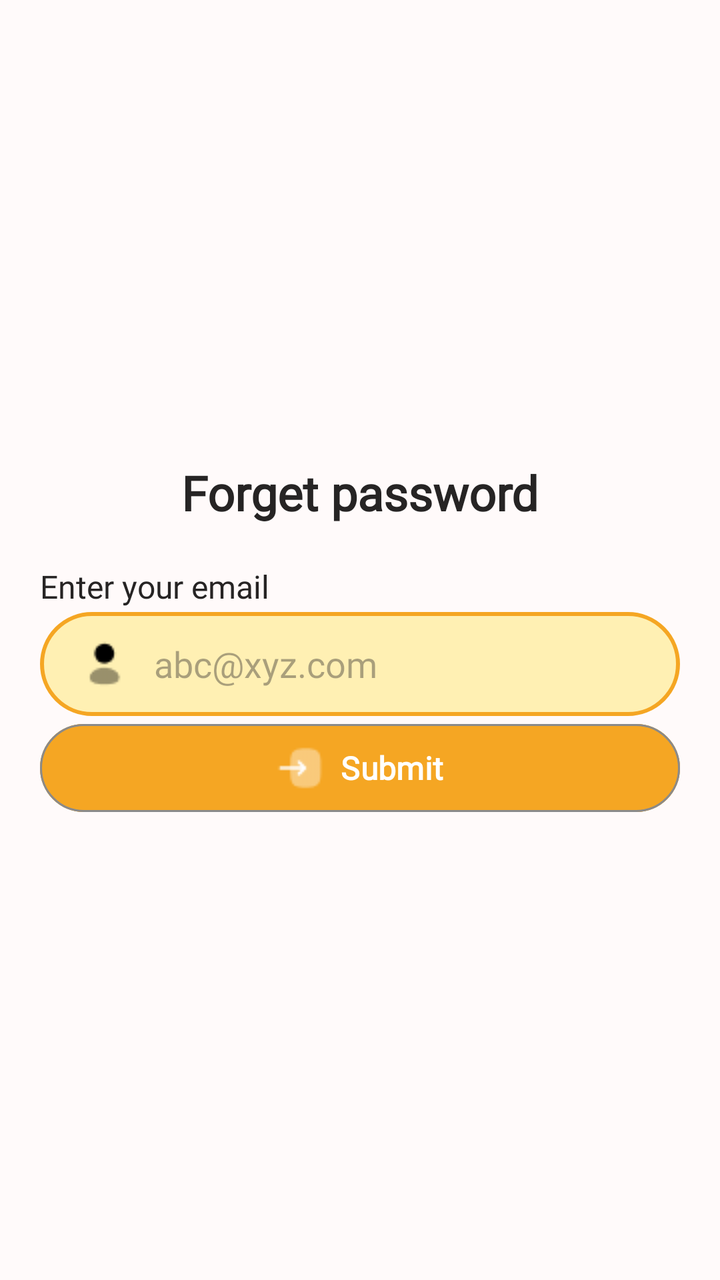
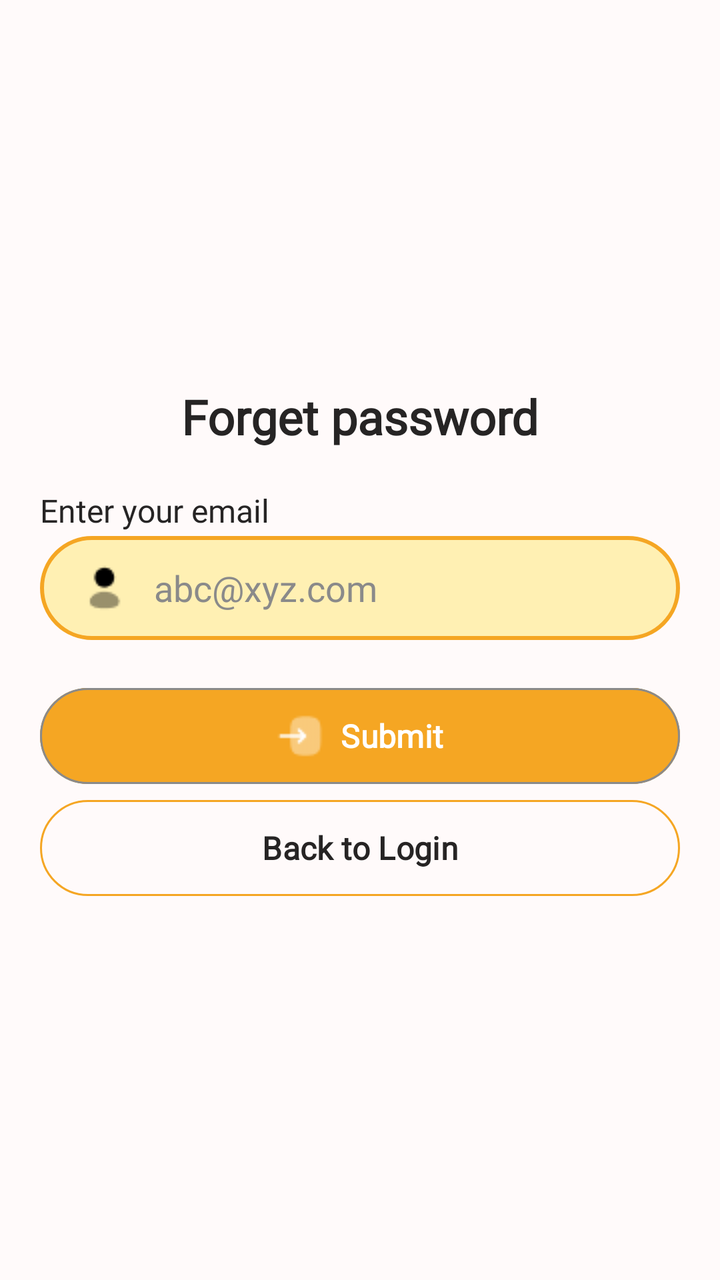

Two renders of the same Android screen: before a commit and after it. Below are the layout's source before the change and the commit's diff.
<!-- AndroidManifest.xml: application theme Theme.Radiate -->
<!-- res/layout/activity_forget_password.xml -->
<?xml version="1.0" encoding="utf-8"?>
<androidx.constraintlayout.widget.ConstraintLayout xmlns:android="http://schemas.android.com/apk/res/android"
    xmlns:app="http://schemas.android.com/apk/res-auto"
    xmlns:tools="http://schemas.android.com/tools"
    android:id="@+id/main"
    android:layout_width="match_parent"
    android:layout_height="match_parent"
    tools:context=".ForgetPassword"
    android:background="@color/softpinkwhitebackground">

    <LinearLayout
        android:id="@+id/llForgetPassword"
        android:layout_width="match_parent"
        android:layout_height="wrap_content"
        android:orientation="vertical"
        app:layout_constraintTop_toTopOf="parent"
        app:layout_constraintBottom_toBottomOf="parent"
        >

        <TextView
            android:layout_width="wrap_content"
            android:layout_height="wrap_content"
            android:text="@string/forget_password"
            android:layout_gravity="center"
            android:textSize="24sp"
            android:textColor="@color/black"
            android:fontFamily="@font/opensans"
            android:textStyle="bold"/>
        
        <TextView
            android:layout_width="wrap_content"
            android:layout_height="wrap_content"
            android:text="@string/enter_your_email"
            android:textSize="16sp"
            android:textColor="@color/black"
            android:fontFamily="@font/opensans"
            android:layout_marginStart="20dp"
            android:layout_marginTop="20dp"/>

        <EditText
            android:id="@+id/edtEmailReset"
            android:layout_width="match_parent"
            android:layout_height="wrap_content"
            android:background="@drawable/custom_backgroud_edittext"
            android:minHeight="52dp"
            android:inputType="textEmailAddress"
            android:hint="@string/example_email"
            android:textColor="@color/black"
            android:fontFamily="@font/opensans"
            android:drawableStart="@drawable/icon_profile"
            android:drawablePadding="12dp"
            android:layout_marginTop="2dp"
            android:layout_marginStart="20dp"
            android:layout_marginEnd="20dp"/>

        <com.google.android.material.button.MaterialButton
            android:id="@+id/btnSubmitReset"
            android:layout_width="match_parent"
            android:layout_height="wrap_content"
            android:minHeight="52dp"
            android:text="@string/submit"
            android:textSize="16sp"
            android:textColor="@color/white"
            android:fontFamily="@font/opensans"
            android:textStyle="bold"
            app:icon="@drawable/icon_submit"
            app:iconGravity="textStart"
            app:iconSize="24dp"
            android:layout_gravity="center"
            android:layout_marginStart="20dp"
            android:layout_marginEnd="20dp"
            android:backgroundTint="@color/softcoral"
            app:strokeColor="@color/grey"
            app:strokeWidth="1dp"/>


    </LinearLayout>

</androidx.constraintlayout.widget.ConstraintLayout>
<!-- resources referenced by this layout -->
<resources>
  <color name="black">#262424</color>
  <color name="grey">#8A8A8A</color>
  <color name="softcoral">#F5A623</color>
  <color name="softpinkwhitebackground">#FFFAFA</color>
  <color name="white">#FFFFFFFF</color>
  <!-- drawable custom_backgroud_edittext (drawable) -->
  <?xml version="1.0" encoding="utf-8"?>
  <shape xmlns:android="http://schemas.android.com/apk/res/android" android:shape="rectangle">
  
      <solid android:color="@color/pastelyellow"/>
      <stroke android:width="2dp"
          android:color="@color/softcoral"/>
      <corners android:radius="25dp"/>
      <padding android:left="20dp"/>
  </shape>
  <!-- drawable icon_profile: png bitmap (drawable, 371 bytes) -->
  <!-- drawable icon_submit: png bitmap (drawable, 485 bytes) -->
  <string name="enter_your_email">Enter your email</string>
  <string name="example_email">abc@xyz.com</string>
  <string name="forget_password">Forget password</string>
  <string name="submit">Submit</string>
  <style name="Theme.Radiate" parent="Base.Theme.Radiate" />
  <color name="pastelyellow">#FFF0B3</color>
  <style name="Base.Theme.Radiate" parent="Theme.Material3.DayNight.NoActionBar">
          
          
      </style>
</resources>

<!-- the commit's change to res/layout/activity_forget_password.xml (unified diff, before → after) -->
@@ -26,16 +26,16 @@
             android:textColor="@color/black"
             android:fontFamily="@font/opensans"
             android:textStyle="bold"/>
-        
+
         <TextView
             android:layout_width="wrap_content"
             android:layout_height="wrap_content"
+            android:layout_marginStart="20dp"
+            android:layout_marginTop="20dp"
+            android:fontFamily="@font/opensans"
             android:text="@string/enter_your_email"
-            android:textSize="16sp"
             android:textColor="@color/black"
-            android:fontFamily="@font/opensans"
-            android:layout_marginStart="20dp"
-            android:layout_marginTop="20dp"/>
+            android:textSize="16sp" />
 
         <EditText
             android:id="@+id/edtEmailReset"
@@ -45,6 +45,7 @@
             android:minHeight="52dp"
             android:inputType="textEmailAddress"
             android:hint="@string/example_email"
+            android:textColorHint="@color/grey"
             android:textColor="@color/black"
             android:fontFamily="@font/opensans"
             android:drawableStart="@drawable/icon_profile"
@@ -57,7 +58,12 @@
             android:id="@+id/btnSubmitReset"
             android:layout_width="match_parent"
             android:layout_height="wrap_content"
-            android:minHeight="52dp"
+            android:minHeight="48dp"
+            android:insetTop="0dp"
+            android:insetBottom="0dp"
+            android:backgroundTint="@color/softcoral"
+            app:strokeColor="@color/grey"
+            app:strokeWidth="1dp"
             android:text="@string/submit"
             android:textSize="16sp"
             android:textColor="@color/white"
@@ -69,9 +75,26 @@
             android:layout_gravity="center"
             android:layout_marginStart="20dp"
             android:layout_marginEnd="20dp"
-            android:backgroundTint="@color/softcoral"
-            app:strokeColor="@color/grey"
-            app:strokeWidth="1dp"/>
+            android:layout_marginTop="24dp" />
+
+        <com.google.android.material.button.MaterialButton
+            android:id="@+id/btnBackToLogin"
+            android:layout_width="match_parent"
+            android:layout_height="wrap_content"
+            android:minHeight="48dp"
+            android:insetTop="0dp"
+            android:insetBottom="0dp"
+            android:backgroundTint="@color/softpinkwhitebackground"
+            app:strokeWidth="1dp"
+            app:strokeColor="@color/softcoral"
+            android:text="@string/back_to_login"
+            android:textSize="16sp"
+            android:textColor="@color/black"
+            android:textStyle="bold"
+            android:fontFamily="@font/opensans"
+            android:layout_marginTop="8dp"
+            android:layout_marginStart="20dp"
+            android:layout_marginEnd="20dp"/>
 
 
     </LinearLayout>
<!-- resource entries referenced after the edit -->
@@ -17,6 +17,7 @@
   </shape>
   <!-- drawable icon_profile: png bitmap (drawable, 371 bytes) -->
   <!-- drawable icon_submit: png bitmap (drawable, 485 bytes) -->
+  <string name="back_to_login">Back to Login</string>
   <string name="enter_your_email">Enter your email</string>
   <string name="example_email">abc@xyz.com</string>
   <string name="forget_password">Forget password</string>
